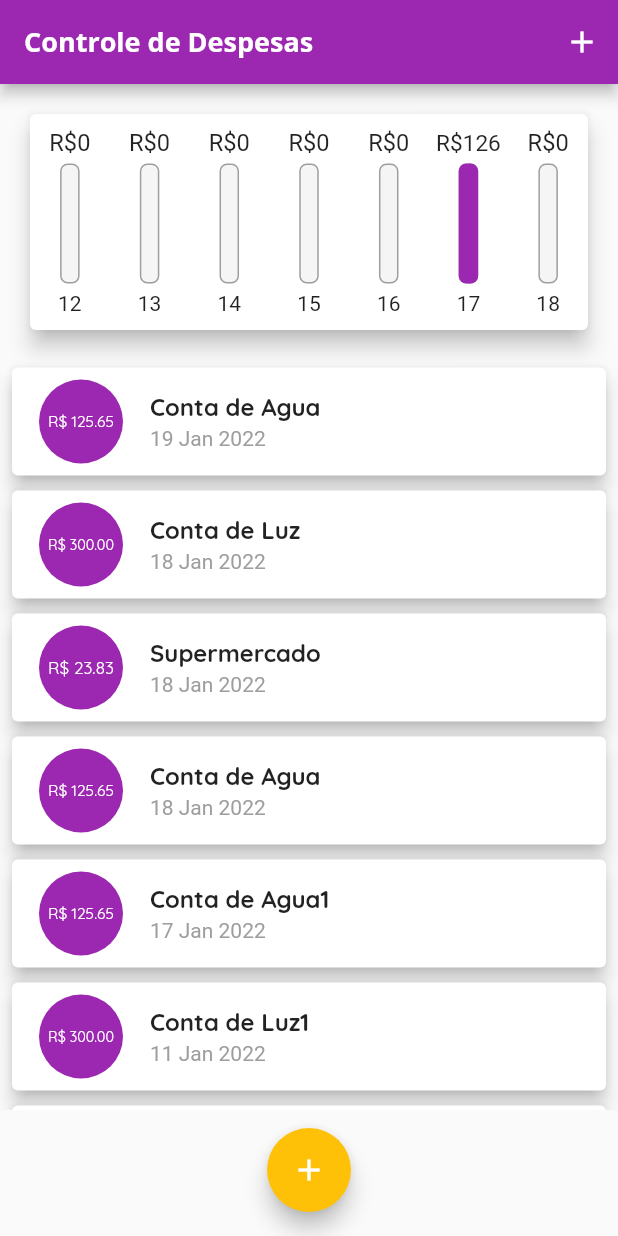
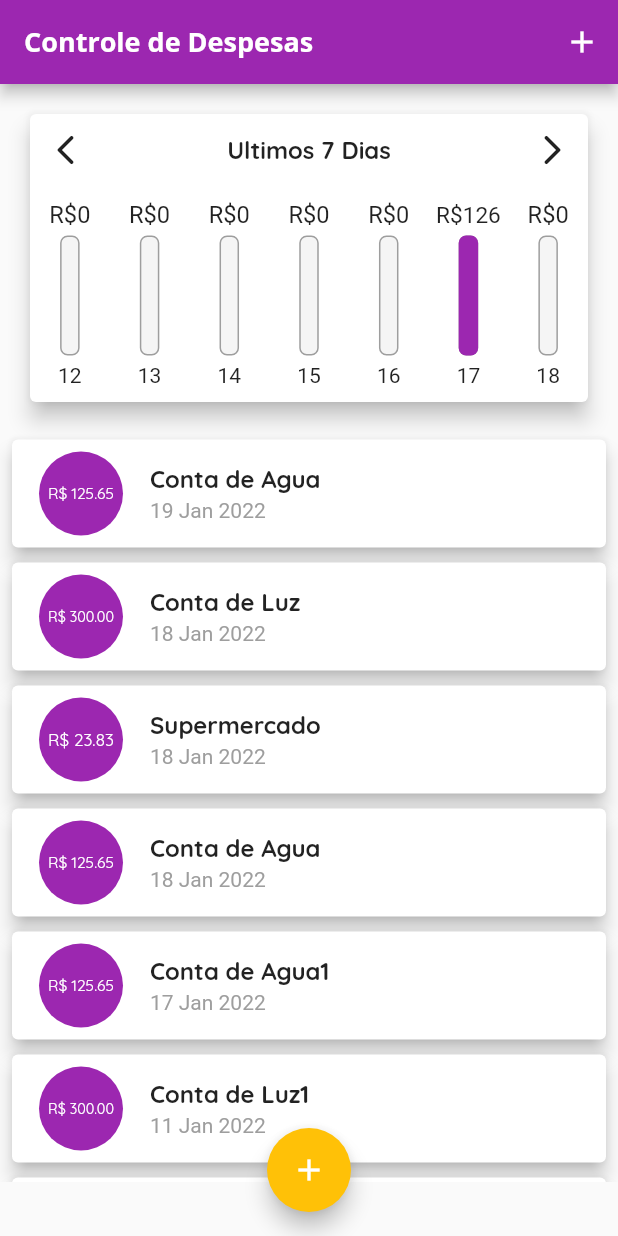
Before and after one commit to GuilhermePalma/Control_Expenses, a Flutter app: the screen it shows after launch, on a phone screen of 412 x 824 dp. Run offline on Flutter 3.47's test engine with Material 2 defaults, Android fonts, the phone set to English and light mode, and no system bars.

Commit message:
Feature: Add Custom Period Chart

```diff
--- a/lib/components/chart.dart
+++ b/lib/components/chart.dart
@@ -1,17 +1,22 @@
 import 'package:control_expenses/models/transaction.dart';
 import 'package:flutter/material.dart';
 import 'package:intl/intl.dart';
-
 import 'chart_bar.dart';
 
 class Chart extends StatelessWidget {
-  Chart(this.listTransactions);
+  Chart({
+    required this.listTransactions,
+    required this.quantityDays,
+    required this.changeWindow,
+  });
 
   final List<Transaction> listTransactions;
+  final int quantityDays;
+  final void Function(int, bool) changeWindow;
 
-  // Retorna uma Lista com os Ultimos 7 dias antes da Data Atual com os Valores Gastos
+  /// Retorna uma Lista com agrupando as Transações do mesmo Dia
   List<Map<String, Object>> get _groupedTransactions {
-    return List.generate(7, (index) {
+    return List.generate(quantityDays, (index) {
       // Variavel que gerará os valores dos ultimos 7 dias dinamicamente
       final dayWeek = DateTime.now().subtract(Duration(days: index));
 
@@ -32,7 +37,7 @@ class Chart extends StatelessWidget {
     });
   }
 
-  // Retorna o Valor Gasto nos ultimos 7 Dias
+  /// Retorna o Valor Gasto no periodo Especificado
   double _totalValueWeek(listTransaction) {
     return listTransaction.fold(
         0.0, (sum, transaction) => sum + transaction["value"]);
@@ -48,7 +53,26 @@ class Chart extends StatelessWidget {
     return Card(
       margin: const EdgeInsets.all(20),
       elevation: 6,
-      child: Row(
+      child: Column(
+        children: [
+          Row(
+            mainAxisAlignment: MainAxisAlignment.spaceBetween,
+            children: [
+              IconButton(
+                onPressed: () => changeWindow(quantityDays, false),
+                icon: const Icon(Icons.arrow_back_ios_rounded),
+              ),
+              Text(
+                "Ultimos $quantityDays Dias",
+                style: Theme.of(context).textTheme.headline6,
+              ),
+              IconButton(
+                onPressed: () => changeWindow(quantityDays, true),
+                icon: const Icon(Icons.arrow_forward_ios_rounded),
+              ),
+            ],
+          ),
+          Row(
             children: groupedTransactions.reversed.map((item) {
               return Expanded(
                 child: Padding(
@@ -67,6 +91,8 @@ class Chart extends StatelessWidget {
               );
             }).toList(),
           ),
+        ],
+      ),
     );
   }
 }
--- a/lib/main.dart
+++ b/lib/main.dart
@@ -50,7 +50,7 @@ class MyHomePage extends StatefulWidget {
 }
 
 class _MyHomePageState extends State<MyHomePage> {
-  // Variavel é Fixa, porem pode ser Incluido e Excluido Itens, mantendo a Referencia da Lista
+  /// Variavel que armazenará as Transações do Usuario
   final List<Transaction> transactionList = [
     Transaction(
         value: 300.0, id: 0, title: "Conta de Luz", date: DateTime.now()),
@@ -80,7 +80,13 @@ class _MyHomePageState extends State<MyHomePage> {
         date: DateTime.now().subtract(const Duration(days: 1))),
   ];
 
-  // Metodo REsponsavel por Abrir o Form de Cadastro de Transações
+  /// Armazena a Quantidade dos "Ultimos Dias" exibidos no Chart
+  int _quantityDays = 7;
+
+  /// Armazena o Valor da quantidade dos "Utlimos Dias" Disponivel
+  final List<int> lastDays = [7, 10, 14];
+
+  /// Abre o Form de Cadastro de Transações, no estilo Modal
   _openTransactionForm(BuildContext context) {
     showModalBottomSheet(
       context: context,
@@ -90,7 +96,7 @@ class _MyHomePageState extends State<MyHomePage> {
     );
   }
 
-  // Adiciona uma Nova Transação à Lista de Transações
+  /// Adiciona uma Nova Transação à Lista de Transações
   _addTransaction(String titleTransaction, double valueTransaction,
       DateTime dateTransaction) {
     final newTransaction = Transaction(
@@ -107,17 +113,41 @@ class _MyHomePageState extends State<MyHomePage> {
     Navigator.of(context).pop();
   }
 
-  // Obtem as Transações dentro do Intervalo dos Ultimos 7 Dias a partir do dia Atual
-  List<Transaction> get lastWeekTransactions {
+  /// Obtem as Transações dentro do Intervalo de Dias. Intervalo a partir da Data Atual
+  ///
+  /// int quantityDays: Representa quantos dias Estarão no Intervalo
+  List<Transaction> lastWeekTransactions(int quantityDays) {
+    /// Obtem os Dias da Lista anteriores ao dia atual que satisfação ao Intervalo
     return transactionList.where((element) {
-      // Verifica se a Data é depois do dia atual, subtraindo 7 dias
+      // Verifica se a Data é depois do Periodo Especificado
       bool isAfterDate = element.date
-          .isAfter(DateTime.now().subtract(const Duration(days: 7)));
+          .isAfter(DateTime.now().subtract(Duration(days: quantityDays)));
 
       // Verifica se a Data é antes do dia Atual
       bool isBeforeDate = element.date.isBefore(DateTime.now());
       return isAfterDate && isBeforeDate;
     }).toList();
+  }
+
+  /// Metodo Responsavel por Alterar a Quantidade de Dias Exibidos no Chart
+  _changeWindow(int quantityDays, bool isNextWindow) {
+    int position = isNextWindow
+        ? lastDays.indexOf(quantityDays) + 1
+        : lastDays.indexOf(quantityDays) - 1;
+
+    if (position >= lastDays.length) {
+      // Caso a Posição seja o Ultimo Item da Lista, exibe o Primeiro
+      _quantityDays = lastDays.first;
+    } else if (position < 0) {
+      // Caso a Posição seja o Primeiro Item da Lista e esteja voltando, exibe o Ultimo
+      _quantityDays = lastDays.last;
+    } else {
+      // Soma/Subtrai para a Posição Sucessora/Antecessora
+      _quantityDays = lastDays.elementAt(position);
+    }
+
+    // Atualiza a Quantidade de Dias Exibido
+    setState(() => _quantityDays);
   }
 
   @override
@@ -139,7 +169,11 @@ class _MyHomePageState extends State<MyHomePage> {
         child: Column(
           crossAxisAlignment: CrossAxisAlignment.stretch,
           children: [
-            Chart(lastWeekTransactions),
+            Chart(
+              listTransactions: lastWeekTransactions(_quantityDays),
+              quantityDays: _quantityDays,
+              changeWindow: _changeWindow,
+            ),
             TransactionList(transactionList),
           ],
         ),
```
Lines whose indentation alone changed are shown as unchanged.
